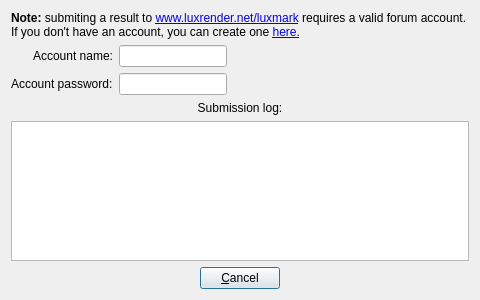
First picture: the form in samples/luxmark/submitdialog.ui, repository LuxCoreRender/LuxCore, before the edit.
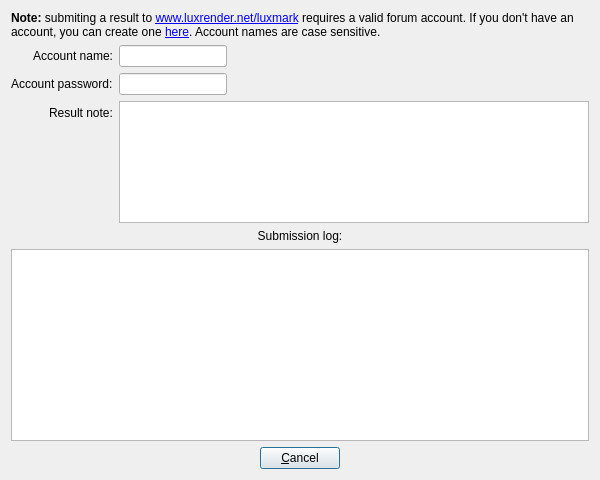
Second picture: the form after the edit. Icons and pictures are not drawn.

Commit message: LuxMark: first working version of the submit result dialog

Patch:
```diff
--- a/samples/luxmark/submitdialog.ui
+++ b/samples/luxmark/submitdialog.ui
@@ -6,8 +6,8 @@
    <rect>
     <x>0</x>
     <y>0</y>
-    <width>480</width>
-    <height>300</height>
+    <width>600</width>
+    <height>480</height>
    </rect>
   </property>
   <property name="windowTitle">
@@ -33,7 +33,7 @@
    <item row="0" column="0" colspan="2">
     <widget class="QLabel" name="noteLabel">
      <property name="text">
-      <string>&lt;b&gt;Note:&lt;/b&gt; submiting a result to &lt;a href=&quot;http://www.luxrender.net/luxmark&quot;&gt;www.luxrender.net/luxmark&lt;/a&gt; requires a valid forum account. If you don't have an account, you can create one &lt;a href=&quot;http://www.luxrender.net/forum/ucp.php?mode=register&quot;&gt;here&lt;a/&gt;.</string>
+      <string>&lt;b&gt;Note:&lt;/b&gt; submiting a result to &lt;a href=&quot;http://www.luxrender.net/luxmark&quot;&gt;www.luxrender.net/luxmark&lt;/a&gt; requires a valid forum account. If you don't have an account, you can create one &lt;a href=&quot;http://www.luxrender.net/forum/ucp.php?mode=register&quot;&gt;here&lt;/a&gt;. Account names are case sensitive.</string>
      </property>
      <property name="textFormat">
       <enum>Qt::RichText</enum>
@@ -44,6 +44,9 @@
      <property name="wordWrap">
       <bool>true</bool>
      </property>
+     <property name="indent">
+      <number>-1</number>
+     </property>
      <property name="openExternalLinks">
       <bool>true</bool>
      </property>
@@ -66,13 +69,16 @@
     </widget>
    </item>
    <item row="3" column="1">
-    <widget class="QLineEdit" name="pwdEdit">
+    <widget class="QLineEdit" name="nameEdit">
      <property name="sizePolicy">
       <sizepolicy hsizetype="Maximum" vsizetype="Preferred">
        <horstretch>0</horstretch>
        <verstretch>0</verstretch>
       </sizepolicy>
      </property>
+     <property name="echoMode">
+      <enum>QLineEdit::Normal</enum>
+     </property>
     </widget>
    </item>
    <item row="4" column="0">
@@ -83,7 +89,7 @@
     </widget>
    </item>
    <item row="4" column="1">
-    <widget class="QLineEdit" name="nameEdit">
+    <widget class="QLineEdit" name="pwdEdit">
      <property name="sizePolicy">
       <sizepolicy hsizetype="Maximum" vsizetype="Preferred">
        <horstretch>0</horstretch>
@@ -95,8 +101,25 @@
      </property>
     </widget>
    </item>
-   <item row="5" column="0" colspan="2">
-    <widget class="QLabel" name="label">
+   <item row="8" column="0">
+    <widget class="QLabel" name="resultNoteLabel">
+     <property name="text">
+      <string>Result note:</string>
+     </property>
+    </widget>
+   </item>
+   <item row="8" column="1">
+    <widget class="QPlainTextEdit" name="noteTextEdit">
+     <property name="sizePolicy">
+      <sizepolicy hsizetype="Expanding" vsizetype="Expanding">
+       <horstretch>0</horstretch>
+       <verstretch>1</verstretch>
+      </sizepolicy>
+     </property>
+    </widget>
+   </item>
+   <item row="9" column="0" colspan="2">
+    <widget class="QLabel" name="logLabel">
      <property name="text">
       <string>Submission log:</string>
      </property>
@@ -105,14 +128,23 @@
      </property>
     </widget>
    </item>
-   <item row="8" column="0" colspan="2">
+   <item row="12" column="0" colspan="2">
     <widget class="QTextEdit" name="resultText">
+     <property name="sizePolicy">
+      <sizepolicy hsizetype="Expanding" vsizetype="Expanding">
+       <horstretch>0</horstretch>
+       <verstretch>0</verstretch>
+      </sizepolicy>
+     </property>
+     <property name="lineWrapMode">
+      <enum>QTextEdit::NoWrap</enum>
+     </property>
      <property name="readOnly">
       <bool>true</bool>
      </property>
     </widget>
    </item>
-   <item row="9" column="0" colspan="2">
+   <item row="13" column="0" colspan="2">
     <widget class="QWidget" name="widget" native="true">
      <property name="sizePolicy">
       <sizepolicy hsizetype="Preferred" vsizetype="Preferred">
```
The commit also changes 7 other files.
